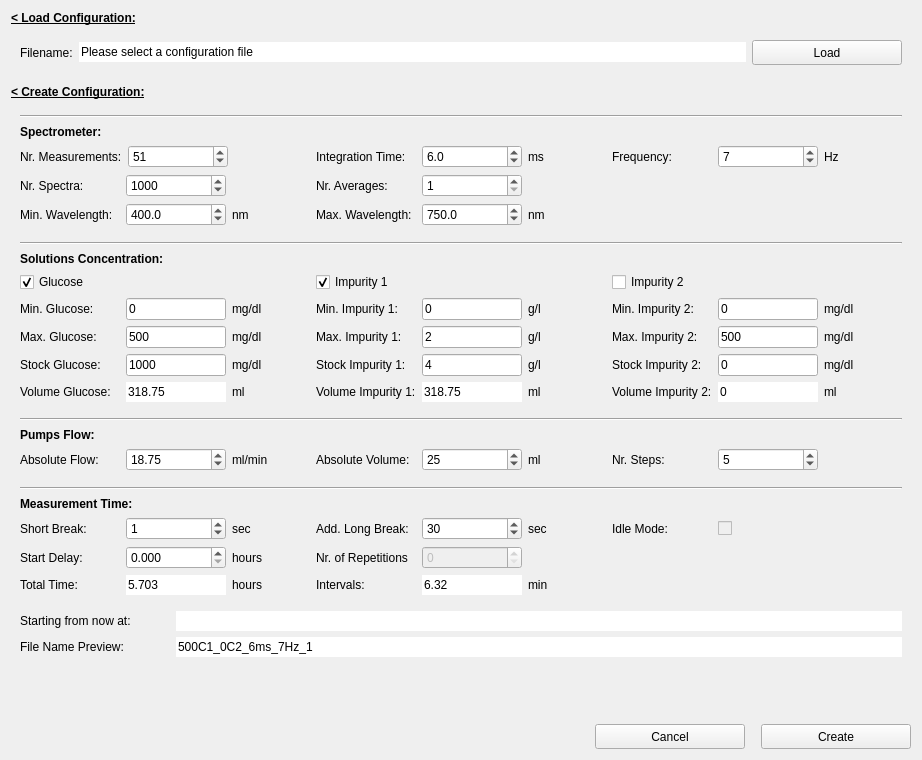
Above: pol_configureMeasurement.ui from CesarCarvajal/Oxymetry-Backup-2018 before the change. Below: the same form after it.
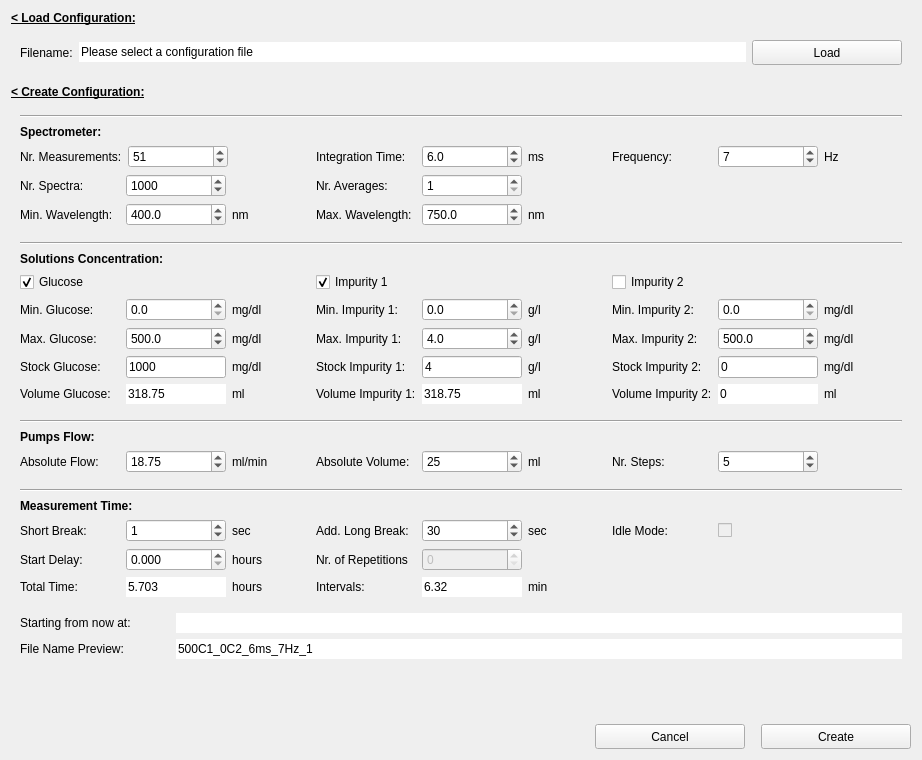
That is the form after the change. Custom widgets are drawn as their Qt base class.

What changed in the file:
```diff
--- a/pol_configureMeasurement.ui
+++ b/pol_configureMeasurement.ui
@@ -947,13 +947,7 @@
              </widget>
             </item>
             <item>
-             <widget class="QLineEdit" name="lineEdit_MinImp1">
-              <property name="sizePolicy">
-               <sizepolicy hsizetype="Minimum" vsizetype="Fixed">
-                <horstretch>0</horstretch>
-                <verstretch>0</verstretch>
-               </sizepolicy>
-              </property>
+             <widget class="QDoubleSpinBox" name="doubleSpinBox_MinImp1">
               <property name="minimumSize">
                <size>
                 <width>100</width>
@@ -966,11 +960,14 @@
                 <height>16777215</height>
                </size>
               </property>
-              <property name="toolTip">
-               <string>Minimum Impurity 1 Concentration</string>
+              <property name="decimals">
+               <number>1</number>
               </property>
-              <property name="text">
-               <string>0</string>
+              <property name="maximum">
+               <double>100000000.000000000000000</double>
+              </property>
+              <property name="singleStep">
+               <double>0.100000000000000</double>
               </property>
              </widget>
             </item>
@@ -1095,13 +1092,7 @@
              </widget>
             </item>
             <item>
-             <widget class="QLineEdit" name="lineEdit_MaxGluc">
-              <property name="sizePolicy">
-               <sizepolicy hsizetype="Minimum" vsizetype="Fixed">
-                <horstretch>0</horstretch>
-                <verstretch>0</verstretch>
-               </sizepolicy>
-              </property>
+             <widget class="QDoubleSpinBox" name="doubleSpinBox_MaxGluc">
               <property name="minimumSize">
                <size>
                 <width>100</width>
@@ -1114,11 +1105,17 @@
                 <height>16777215</height>
                </size>
               </property>
-              <property name="toolTip">
-               <string>Maximum Glucose Concentration</string>
+              <property name="decimals">
+               <number>1</number>
               </property>
-              <property name="text">
-               <string>500</string>
+              <property name="maximum">
+               <double>1000000000000.000000000000000</double>
+              </property>
+              <property name="singleStep">
+               <double>0.100000000000000</double>
+              </property>
+              <property name="value">
+               <double>500.000000000000000</double>
               </property>
              </widget>
             </item>
@@ -1243,13 +1240,7 @@
              </widget>
             </item>
             <item>
-             <widget class="QLineEdit" name="lineEdit_Mingluc">
-              <property name="sizePolicy">
-               <sizepolicy hsizetype="Minimum" vsizetype="Fixed">
-                <horstretch>0</horstretch>
-                <verstretch>0</verstretch>
-               </sizepolicy>
-              </property>
+             <widget class="QDoubleSpinBox" name="doubleSpinBox_MinGluc">
               <property name="minimumSize">
                <size>
                 <width>100</width>
@@ -1262,11 +1253,14 @@
                 <height>16777215</height>
                </size>
               </property>
-              <property name="toolTip">
-               <string>Minimum Glucose Concentration</string>
+              <property name="decimals">
+               <number>1</number>
               </property>
-              <property name="text">
-               <string>0</string>
+              <property name="maximum">
+               <double>1000000.000000000000000</double>
+              </property>
+              <property name="singleStep">
+               <double>0.100000000000000</double>
               </property>
              </widget>
             </item>
@@ -1317,13 +1311,7 @@
              </widget>
             </item>
             <item>
-             <widget class="QLineEdit" name="lineEdit_MaxImp1">
-              <property name="sizePolicy">
-               <sizepolicy hsizetype="Minimum" vsizetype="Fixed">
-                <horstretch>0</horstretch>
-                <verstretch>0</verstretch>
-               </sizepolicy>
-              </property>
+             <widget class="QDoubleSpinBox" name="doubleSpinBox_MaxImp1">
               <property name="minimumSize">
                <size>
                 <width>100</width>
@@ -1336,11 +1324,17 @@
                 <height>16777215</height>
                </size>
               </property>
-              <property name="toolTip">
-               <string>Maximum Impurity 1 Concentration</string>
+              <property name="decimals">
+               <number>1</number>
               </property>
-              <property name="text">
-               <string>2</string>
+              <property name="maximum">
+               <double>1000000.000000000000000</double>
+              </property>
+              <property name="singleStep">
+               <double>0.100000000000000</double>
+              </property>
+              <property name="value">
+               <double>4.000000000000000</double>
               </property>
              </widget>
             </item>
@@ -1391,16 +1385,7 @@
              </widget>
             </item>
             <item>
-             <widget class="QLineEdit" name="lineEdit_MinImp2">
-              <property name="enabled">
-               <bool>true</bool>
-              </property>
-              <property name="sizePolicy">
-               <sizepolicy hsizetype="Minimum" vsizetype="Fixed">
-                <horstretch>0</horstretch>
-                <verstretch>0</verstretch>
-               </sizepolicy>
-              </property>
+             <widget class="QDoubleSpinBox" name="doubleSpinBox_MinImp2">
               <property name="minimumSize">
                <size>
                 <width>100</width>
@@ -1413,11 +1398,14 @@
                 <height>16777215</height>
                </size>
               </property>
-              <property name="toolTip">
-               <string>Minimum Impurity 2 Concentration</string>
+              <property name="decimals">
+               <number>1</number>
               </property>
-              <property name="text">
-               <string>0</string>
+              <property name="maximum">
+               <double>100000000.000000000000000</double>
+              </property>
+              <property name="singleStep">
+               <double>0.100000000000000</double>
               </property>
              </widget>
             </item>
@@ -1474,16 +1462,7 @@
              </widget>
             </item>
             <item>
-             <widget class="QLineEdit" name="lineEdit_MaxImp2">
-              <property name="enabled">
-               <bool>true</bool>
-              </property>
-              <property name="sizePolicy">
-               <sizepolicy hsizetype="Minimum" vsizetype="Fixed">
-                <horstretch>0</horstretch>
-                <verstretch>0</verstretch>
-               </sizepolicy>
-              </property>
+             <widget class="QDoubleSpinBox" name="doubleSpinBox_MaxImp2">
               <property name="minimumSize">
                <size>
                 <width>100</width>
@@ -1496,11 +1475,17 @@
                 <height>16777215</height>
                </size>
               </property>
-              <property name="toolTip">
-               <string>Maximum Impurity 2 Concentration</string>
+              <property name="decimals">
+               <number>1</number>
               </property>
-              <property name="text">
-               <string>500</string>
+              <property name="maximum">
+               <double>10000000.000000000000000</double>
+              </property>
+              <property name="singleStep">
+               <double>0.100000000000000</double>
+              </property>
+              <property name="value">
+               <double>500.000000000000000</double>
               </property>
              </widget>
             </item>
```
Left out of the diff: 9 changed lines with no effect on the pictures.
